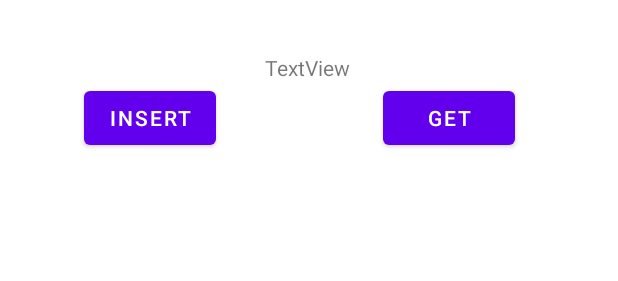
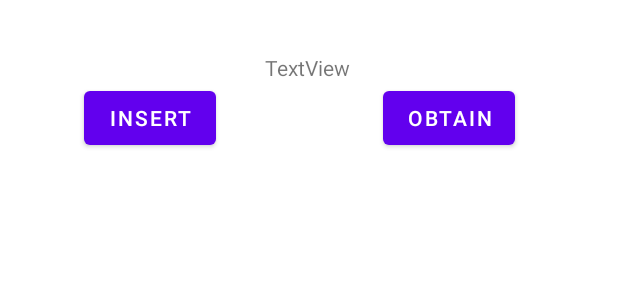
Before and after one commit to ChewWaiLam/MySQLRoomDB, an Android app: the layout activity_main.xml on its own in the app's theme, with its tools: preview values and no code run, on a phone screen of 412 x 824 dp. Shown: the part 367-648 px from the top of the screen. Run offline under Robolectric (Android 15) with nearby library versions, the phone set to English and light mode, and no system bars.

Commit message:
I make some changes for change btnGet text from Get to Obtain

```diff
--- a/app/src/main/res/layout/activity_main.xml
+++ b/app/src/main/res/layout/activity_main.xml
@@ -23,7 +23,7 @@
         android:id="@+id/btnGet"
         android:layout_width="wrap_content"
         android:layout_height="wrap_content"
-        android:text="Get"
+        android:text="Obtain"
         app:layout_constraintBottom_toBottomOf="parent"
         app:layout_constraintEnd_toEndOf="parent"
         app:layout_constraintHorizontal_bias="0.789"
```
